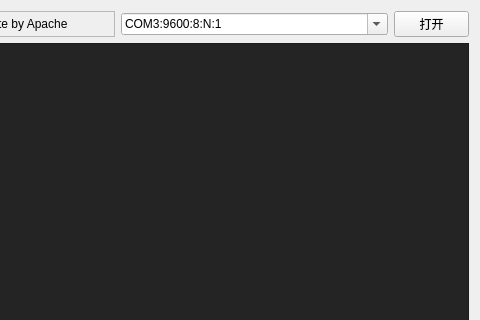
The window that res/MyCOM.ui (DogeVenci/mycom) describes before a commit, drawn with Qt 5; both pictures show x 163 to 643 and y 0 to 320 of the 643 by 492 pixel window.
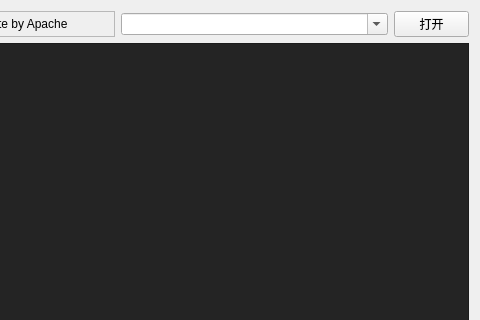
The same window after the commit.

What changed in the file:
```diff
--- a/res/MyCOM.ui
+++ b/res/MyCOM.ui
@@ -34,11 +34,6 @@
        <property name="editable">
         <bool>true</bool>
        </property>
-       <item>
-        <property name="text">
-         <string>COM3:9600:8:N:1</string>
-        </property>
-       </item>
       </widget>
      </item>
      <item>
```
